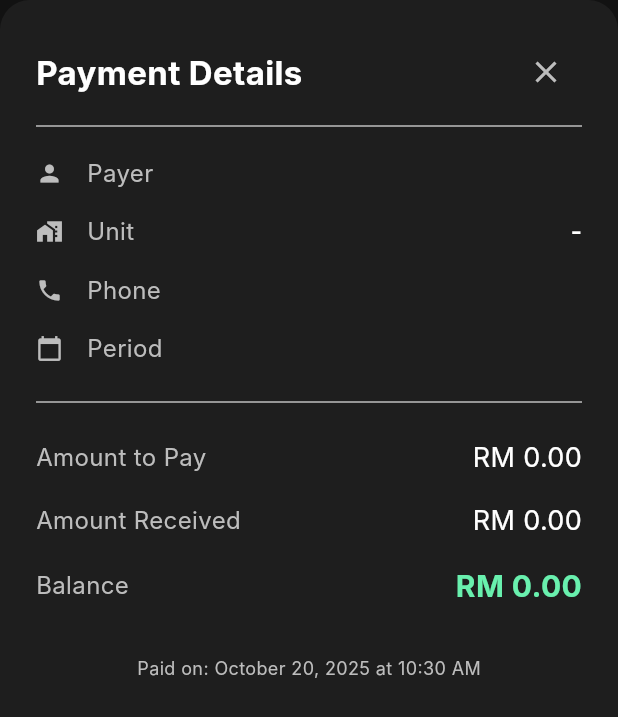
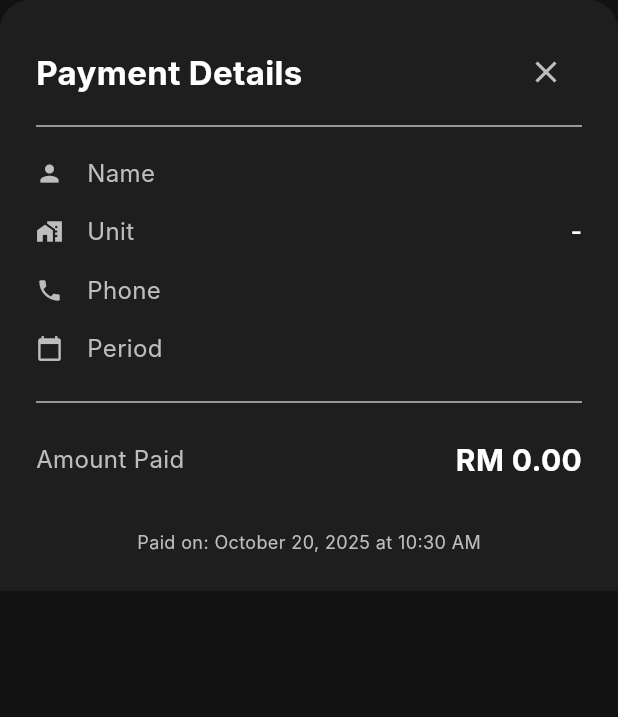
Before and after one commit to EhsanFadhli/KutipApp, a Flutter app: the PaymentDetailsContent widget shown alone on an empty page, opened directly with empty values, on a phone screen of 412 x 824 dp. Shown: the top 717 px of the screen. Run offline on Flutter 3.47's test engine with Material 3 defaults, Android fonts, the light colour scheme and no system bars; our stand-ins replace shared_preferences; accounts and stored records are empty; Roboto replaces fonts that are missing (Inter).

Commit message:
Changes: 1. Logs visual touch up for better visual and readibility. 2. Simplify Payment Details popup by removing redundant info.

```diff
--- a/lib/ui/widgets.dart
+++ b/lib/ui/widgets.dart
@@ -123,7 +123,6 @@ class PaymentDetailsContent extends StatelessWidget {
   @override
   Widget build(BuildContext context) {
     final formattedDate = DateFormat("MMMM d, yyyy 'at' h:mm a").format(payment.createdAt);
-    final roundedBalance = (payment.balance * 100).round() / 100;
 
     String formatPeriod(Payment p) {
       final from = '${p.fromMonth} ${p.fromYear}';
@@ -152,19 +151,12 @@ class PaymentDetailsContent extends StatelessWidget {
             ],
           ),
           const Divider(color: kSubtleText, height: 24),
-          _buildDetailRow(icon: Icons.person, label: 'Payer', value: payment.name),
+          _buildDetailRow(icon: Icons.person, label: 'Name', value: payment.name),
           _buildDetailRow(icon: Icons.home_work, label: 'Unit', value: '${payment.block}-${payment.unit}'),
           _buildDetailRow(icon: Icons.phone, label: 'Phone', value: payment.phone),
           _buildDetailRow(icon: Icons.calendar_today, label: 'Period', value: formatPeriod(payment)),
           const Divider(color: kSubtleText, height: 32),
-          _buildAmountRow(label: 'Amount to Pay', amount: payment.amountToPay, color: kPrimaryText),
-          _buildAmountRow(label: 'Amount Received', amount: payment.amountReceived, color: kPrimaryText),
-          _buildAmountRow(
-            label: 'Balance',
-            amount: payment.balance,
-            color: roundedBalance <= 0 ? kGreenAccent : kAccentRed,
-            isBold: true,
-          ),
+          _buildAmountRow(label: 'Amount Paid', amount: payment.amountReceived, color: kPrimaryText, isBold: true),
           const SizedBox(height: 24),
           Center(child: Text('Paid on: $formattedDate', style: const TextStyle(color: kSubtleText, fontSize: 12)))
         ],
```
Also changed, not shown: lib/logs_page.dart (+33 -14 lines).
